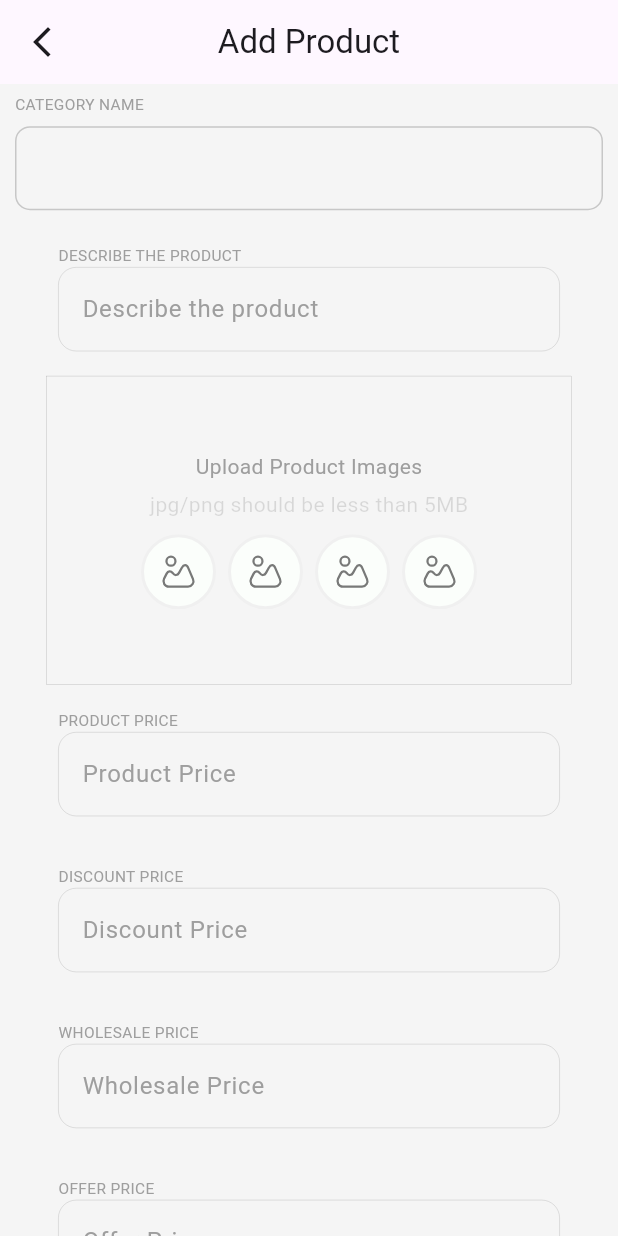
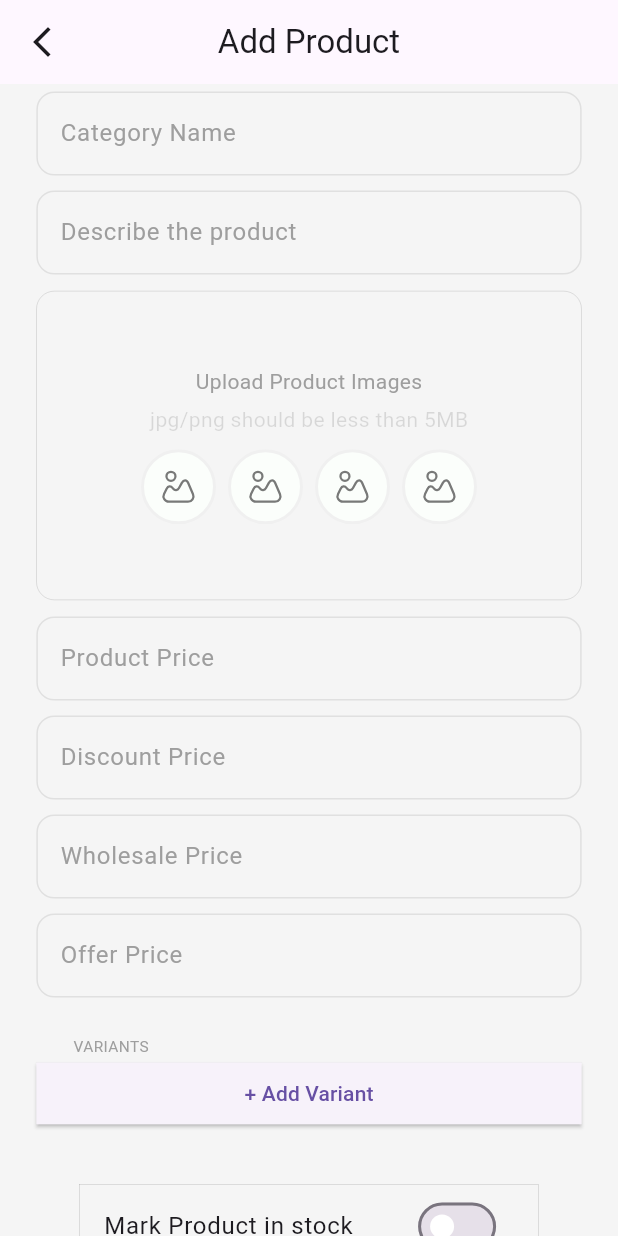
Before and after one commit to codeedexprojects/fastbag_vendor_flutter, a Flutter app: the AddProductScreen screen opened directly with empty values, on a phone screen of 412 x 824 dp. Run offline on Flutter 3.47's test engine with Material 3 defaults, Android fonts, the phone set to English and light mode, and no system bars; our stand-ins replace dio, file_picker, flutter_svg, google_fonts, shared_preferences; missing offline and left inert: dart:ffi, flutter_svprogresshud; accounts and stored records are empty.

Commit message:
add product ui  in  progress

```diff
--- a/lib/Features/Authentication/View/Widgets/Fb_Text_Form_Field.dart
+++ b/lib/Features/Authentication/View/Widgets/Fb_Text_Form_Field.dart
@@ -6,7 +6,6 @@ class FbTextFormField extends StatefulWidget {
   final TextInputType? keyboard;
   final TextEditingController controller;
   final String? Function(String?)? validator;
-  final bool border;
 
   const FbTextFormField({
     super.key,
@@ -14,7 +13,6 @@ class FbTextFormField extends StatefulWidget {
     this.keyboard,
     required this.controller,
     this.validator,
-    this.border = false,
   });
 
   @override
@@ -125,45 +123,16 @@ class _FbTextFormFieldState extends State<FbTextFormField> {
                   : _showCheckIcon
                       ? const Icon(Icons.check, color: Colors.green)
                       : null,
-              enabledBorder: widget.border
-                  ? OutlineInputBorder(
-                      borderSide: const BorderSide(
-                          color: Color.fromARGB(255, 199, 199, 199)),
-                      borderRadius: BorderRadius.circular(
-                        10,
+              enabledBorder: UnderlineInputBorder(
+                borderSide: BorderSide(color: Colors.grey.shade300),
               ),
-                    )
-                  : const OutlineInputBorder(
+              focusedBorder: const UnderlineInputBorder(
                 borderSide: BorderSide(color: Colors.grey),
               ),
-              focusedBorder: widget.border
-                  ? OutlineInputBorder(
-                      borderSide: const BorderSide(color: Colors.grey),
-                      borderRadius: BorderRadius.circular(
-                        10,
-                      ),
-                    )
-                  : const OutlineInputBorder(
+              border: const UnderlineInputBorder(
                 borderSide: BorderSide(color: Colors.grey),
               ),
-              border: widget.border
-                  ? OutlineInputBorder(
-                      borderSide: const BorderSide(color: Colors.grey),
-                      borderRadius: BorderRadius.circular(
-                        10,
-                      ),
-                    )
-                  : const OutlineInputBorder(
-                      borderSide: BorderSide(color: Colors.grey),
-                    ),
-              errorBorder: widget.border
-                  ? OutlineInputBorder(
-                      borderSide: const BorderSide(color: Colors.red),
-                      borderRadius: BorderRadius.circular(
-                        10,
-                      ),
-                    )
-                  : const OutlineInputBorder(
+              errorBorder: const UnderlineInputBorder(
                 borderSide: BorderSide(color: Colors.red),
               ),
             ),
--- a/lib/Features/Products/View/add_product_screen.dart
+++ b/lib/Features/Products/View/add_product_screen.dart
@@ -150,20 +150,20 @@ class _AddProductScreenState extends State<AddProductScreen> {
       body: Form(
         key: _formKey,
         child: SingleChildScrollView(
-          padding: EdgeInsets.symmetric(horizontal: 10),
+          padding: EdgeInsets.symmetric(horizontal: screenWidth / 17),
           child: Column(
             children: [
-              FbTextFormField(
+              FbCategoryFormField(
                 label: "Category Name",
                 controller: nameController,
                 validator: customValidatornoSpaceError,
-                border: true,
               ),
               FbCategoryFormField(
                 label: "Describe the product",
                 controller: descriptionController,
                 validator: customValidatornoSpaceError,
               ),
+
               FbProductsFilePicker(
                 fileCategory: "Product",
                 onFilesPicked: _onFilePicked,
--- a/lib/Features/Products/View/widgets/fb_category_form_field.dart
+++ b/lib/Features/Products/View/widgets/fb_category_form_field.dart
@@ -7,7 +7,6 @@ class FbCategoryFormField extends StatefulWidget {
   final TextInputType? keyboard;
   final TextEditingController controller;
   final String? Function(String?)? validator;
-  final bool noPadding;
 
   const FbCategoryFormField(
       {super.key,
@@ -15,7 +14,6 @@ class FbCategoryFormField extends StatefulWidget {
       this.keyboard,
       required this.controller,
       this.validator,
-      this.noPadding = false,
       this.hint});
 
   @override
@@ -63,25 +61,9 @@ class _FbCategoryFormFieldState extends State<FbCategoryFormField> {
 
   @override
   Widget build(BuildContext context) {
-    final screenWidth = MediaQuery.of(context).size.width;
-    final screenHeight = MediaQuery.of(context).size.height;
-
     return Padding(
-      padding: EdgeInsets.symmetric(
-          horizontal: widget.noPadding ? 0 : screenWidth * .07,
-          vertical: widget.noPadding ? 0 : screenHeight * .02),
-      child: SizedBox(
-        //height: screenHeight * .11,
-        child: Column(
-          crossAxisAlignment: CrossAxisAlignment.start,
-          mainAxisAlignment: MainAxisAlignment.spaceEvenly,
-          children: [
-            Text(
-              widget.label.toUpperCase(),
-              style:
-                  TextStyle(fontSize: screenWidth * .025, color: Colors.grey),
-            ),
-            TextFormField(
+      padding: EdgeInsets.symmetric(vertical: 5),
+      child: TextFormField(
         controller: widget.controller,
         keyboardType: widget.keyboard,
         focusNode: _focusNode,
@@ -92,17 +74,22 @@ class _FbCategoryFormFieldState extends State<FbCategoryFormField> {
           suffixIcon: _showCheckIcon
               ? const Icon(Icons.check, color: Colors.green)
               : null,
-                enabledBorder: const OutlineInputBorder(
+          enabledBorder: OutlineInputBorder(
+            borderRadius: const BorderRadius.all(Radius.circular(12)),
+            borderSide: BorderSide(color: Colors.grey.shade300),
+          ),
+          focusedBorder: const OutlineInputBorder(
             borderRadius: BorderRadius.all(Radius.circular(12)),
-                  borderSide: BorderSide(color: Colors.grey, width: 0.2),
+            borderSide: BorderSide(color: Colors.grey),
           ),
-                focusedBorder: const UnderlineInputBorder(
+          errorBorder: OutlineInputBorder(
+            borderRadius: const BorderRadius.all(Radius.circular(12)),
+            borderSide: BorderSide(color: Colors.red.shade300),
+          ),
+          focusedErrorBorder: const OutlineInputBorder(
             borderRadius: BorderRadius.all(Radius.circular(12)),
-                  borderSide: BorderSide(color: Colors.grey, width: 0.2),
+            borderSide: BorderSide(color: Colors.red),
           ),
-              ),
-            ),
-          ],
         ),
       ),
     );
--- a/lib/Features/Products/View/widgets/fb_products_file_picker.dart
+++ b/lib/Features/Products/View/widgets/fb_products_file_picker.dart
@@ -22,7 +22,7 @@ class FbProductsFilePickerState extends State<FbProductsFilePicker> {
 
   Future<void> _pickFiles() async {
     final result = await FilePicker.platform.pickFiles(
-      allowMultiple: true,  // ✅ Ensuring multiple selection
+      allowMultiple: true, // ✅ Ensuring multiple selection
       type: FileType.custom,
       allowedExtensions: ['png', 'jpg', 'jpeg'],
     );
@@ -35,7 +35,8 @@ class FbProductsFilePickerState extends State<FbProductsFilePicker> {
           File newFile = File(file.path!);
           int fileSize = await newFile.length();
 
-          if (fileSize <= 5 * 1024 * 1024) { // ✅ 5MB limit
+          if (fileSize <= 5 * 1024 * 1024) {
+            // ✅ 5MB limit
             selectedFiles.add(newFile);
           } else {
             _showError("${file.name} exceeds 5MB and was not selected.");
@@ -45,7 +46,7 @@ class FbProductsFilePickerState extends State<FbProductsFilePicker> {
 
       if (selectedFiles.isNotEmpty) {
         setState(() {
-          _selectedFiles.addAll(selectedFiles);  // ✅ Append selected files
+          _selectedFiles.addAll(selectedFiles); // ✅ Append selected files
         });
         widget.onFilesPicked(_selectedFiles);
       }
@@ -56,7 +57,7 @@ class FbProductsFilePickerState extends State<FbProductsFilePicker> {
 
   void _deleteFile(int index) {
     setState(() {
-      _selectedFiles.removeAt(index);  // ✅ Remove selected file
+      _selectedFiles.removeAt(index); // ✅ Remove selected file
     });
     widget.onFilesPicked(_selectedFiles);
   }
@@ -76,13 +77,15 @@ class FbProductsFilePickerState extends State<FbProductsFilePicker> {
     return GestureDetector(
       onTap: _pickFiles,
       child: Container(
+        margin: const EdgeInsets.symmetric(vertical: 6),
         alignment: Alignment.center,
-        width: screenWidth * .85,
-        height: screenHeight * .25,  // ✅ Fixed height to prevent overflow
+        height: screenHeight * .25, // ✅ Fixed height to prevent overflow
         decoration: BoxDecoration(
+          borderRadius: BorderRadius.circular(12),
           border: Border.all(color: Colors.grey, width: 0.2),
         ),
-        child: SingleChildScrollView(  // ✅ Prevents overflow
+        child: SingleChildScrollView(
+          // ✅ Prevents overflow
           child: Column(
             mainAxisAlignment: MainAxisAlignment.center,
             children: [
@@ -96,14 +99,16 @@ class FbProductsFilePickerState extends State<FbProductsFilePicker> {
                 style: TextStyle(color: Colors.black12),
               ),
               const SizedBox(height: 10.0),
-               Wrap(
+              Wrap(
                 spacing: 8.0,
                 runSpacing: 8.0,
-                children: List.generate(4, (index) => SvgPicture.asset(
-                      'assets/icons/file_upload.svg',
-                      width: 50.0,
-                      height: 50.0,
-                    )),
+                children: List.generate(
+                    4,
+                    (index) => SvgPicture.asset(
+                          'assets/icons/file_upload.svg',
+                          width: 50.0,
+                          height: 50.0,
+                        )),
               ),
               if (_selectedFiles.isNotEmpty)
                 Padding(
@@ -116,7 +121,8 @@ class FbProductsFilePickerState extends State<FbProductsFilePicker> {
                         title: Text(file.path.split('/').last),
                         trailing: IconButton(
                           icon: const Icon(Icons.delete, color: Colors.red),
-                          onPressed: () => _deleteFile(index),  // ✅ Delete file on tap
+                          onPressed: () =>
+                              _deleteFile(index), // ✅ Delete file on tap
                         ),
                       );
                     }).toList(),
```
Also changed, not shown: pubspec.lock. Lines whose indentation alone changed are shown as unchanged.
